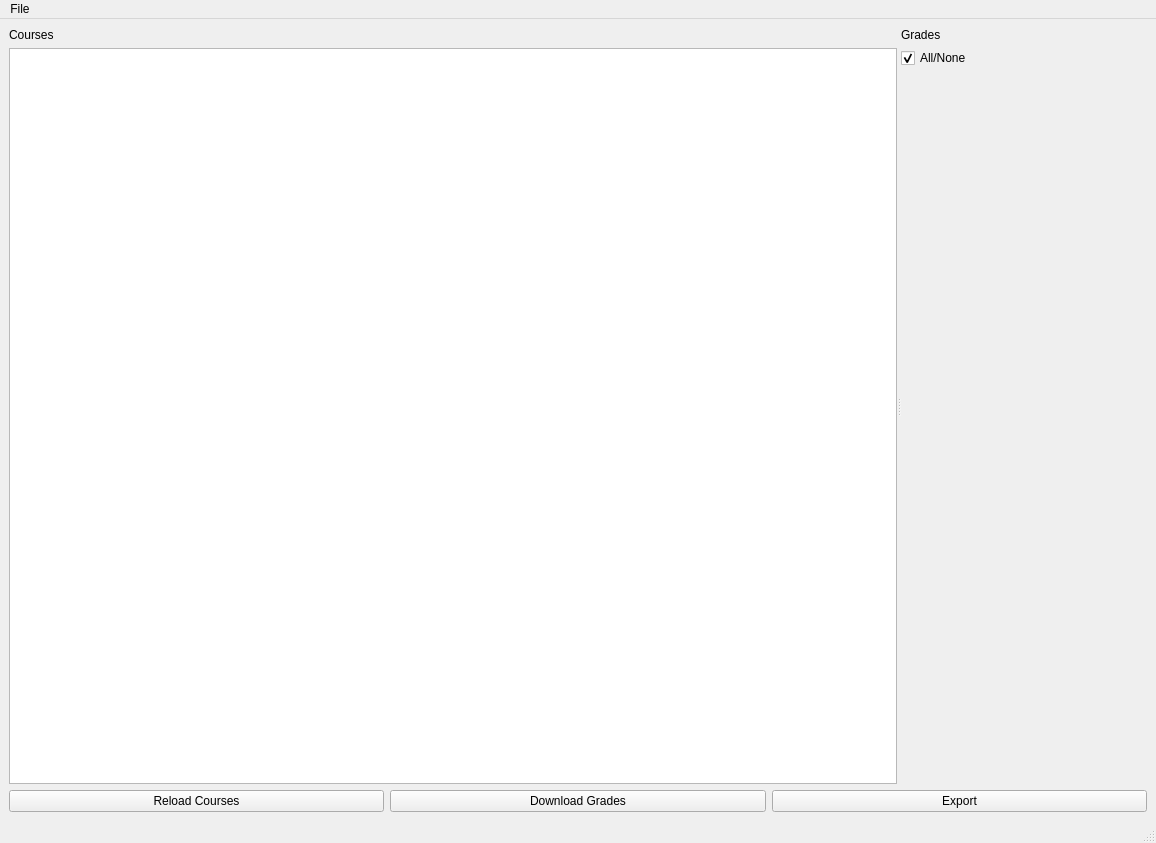
dominikhoebert/Moodle_Sync_Aggregate, file moodle_sync_aggregate.ui: the form before one commit.
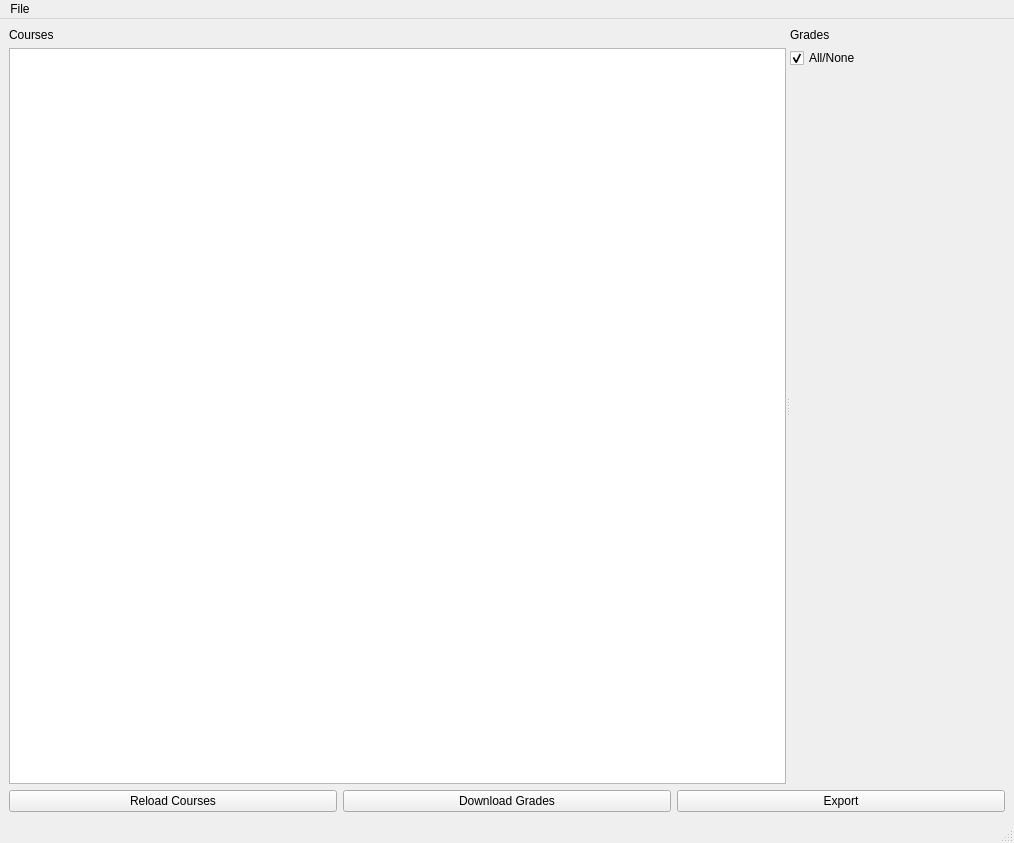
The form after the commit.

The edit to the form file:
```diff
--- a/moodle_sync_aggregate.ui
+++ b/moodle_sync_aggregate.ui
@@ -6,7 +6,7 @@
    <rect>
     <x>0</x>
     <y>0</y>
-    <width>1156</width>
+    <width>1014</width>
     <height>843</height>
    </rect>
   </property>
@@ -104,7 +104,7 @@
     <rect>
      <x>0</x>
      <y>0</y>
-     <width>1156</width>
+     <width>1014</width>
      <height>21</height>
     </rect>
    </property>
```
Left out of the diff: 6 changed lines with no effect on the pictures.
